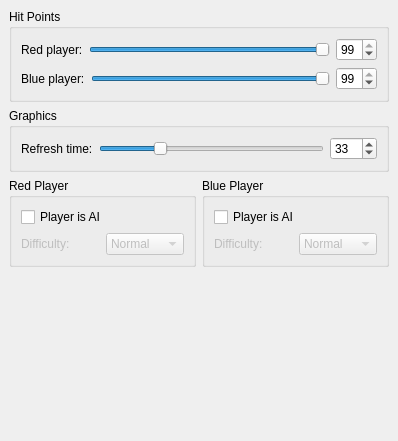
Qt form src/general.ui (KDE/kspaceduel) before a commit.
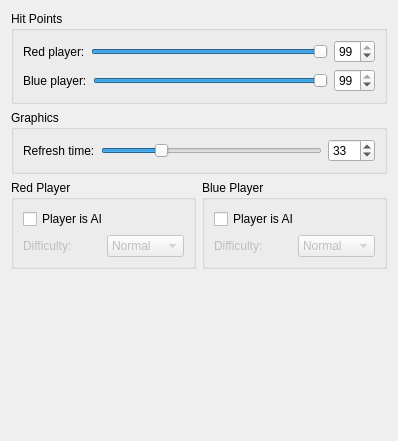
The same form after that commit.

Commit message: Drop hardcoded non-zero margin & spacing from UIs

The edit to the form file:
```diff
--- a/src/general.ui
+++ b/src/general.ui
@@ -10,32 +10,17 @@
    </rect>
   </property>
   <layout class="QVBoxLayout" >
-   <property name="margin" >
-    <number>9</number>
-   </property>
-   <property name="spacing" >
-    <number>6</number>
-   </property>
    <item>
     <widget class="QGroupBox" name="groupBox3" >
      <property name="title" >
       <string>Hit Points</string>
      </property>
      <layout class="QVBoxLayout" >
-      <property name="margin" >
-       <number>9</number>
-      </property>
-      <property name="spacing" >
-       <number>6</number>
-      </property>
       <item>
        <layout class="QHBoxLayout" >
         <property name="margin" >
          <number>0</number>
         </property>
-        <property name="spacing" >
-         <number>6</number>
-        </property>
         <item>
          <widget class="QLabel" name="textLabel3" >
           <property name="text" >
@@ -73,9 +58,6 @@
         <property name="margin" >
          <number>0</number>
         </property>
-        <property name="spacing" >
-         <number>6</number>
-        </property>
         <item>
          <widget class="QLabel" name="textLabel4" >
           <property name="text" >
@@ -117,12 +99,6 @@
       <string>Graphics</string>
      </property>
      <layout class="QHBoxLayout" >
-      <property name="margin" >
-       <number>9</number>
-      </property>
-      <property name="spacing" >
-       <number>6</number>
-      </property>
       <item>
        <widget class="QLabel" name="textLabel5" >
         <property name="text" >
@@ -167,29 +143,17 @@
      <property name="margin" >
       <number>0</number>
      </property>
-     <property name="spacing" >
-      <number>6</number>
-     </property>
      <item>
       <widget class="QGroupBox" name="groupBox1" >
        <property name="title" >
         <string>Red Player</string>
        </property>
        <layout class="QVBoxLayout" >
-        <property name="margin" >
-         <number>9</number>
-        </property>
-        <property name="spacing" >
-         <number>6</number>
-        </property>
         <item>
          <layout class="QHBoxLayout" >
           <property name="margin" >
            <number>0</number>
           </property>
-          <property name="spacing" >
-           <number>6</number>
-          </property>
           <item>
            <widget class="QCheckBox" name="kcfg_Player0IsAi" >
             <property name="text" >
@@ -217,9 +181,6 @@
           <property name="margin" >
            <number>0</number>
           </property>
-          <property name="spacing" >
-           <number>6</number>
-          </property>
           <item>
            <widget class="QLabel" name="textLabel1" >
             <property name="enabled" >
@@ -279,20 +240,11 @@
         <string>Blue Player</string>
        </property>
        <layout class="QVBoxLayout" >
-        <property name="margin" >
-         <number>9</number>
-        </property>
-        <property name="spacing" >
-         <number>6</number>
-        </property>
         <item>
          <layout class="QHBoxLayout" >
           <property name="margin" >
            <number>0</number>
           </property>
-          <property name="spacing" >
-           <number>6</number>
-          </property>
           <item>
            <widget class="QCheckBox" name="kcfg_Player1IsAi" >
             <property name="text" >
@@ -320,9 +272,6 @@
           <property name="margin" >
            <number>0</number>
           </property>
-          <property name="spacing" >
-           <number>6</number>
-          </property>
           <item>
            <widget class="QLabel" name="textLabel2" >
             <property name="enabled" >
```
